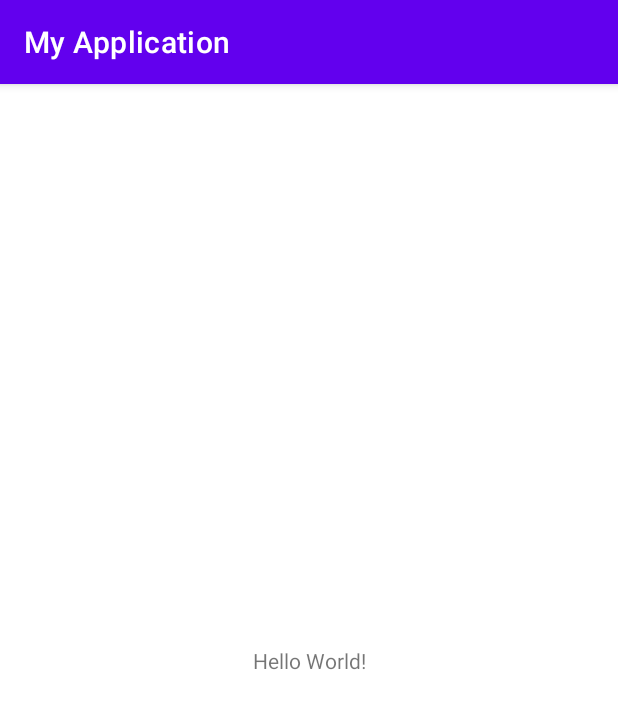
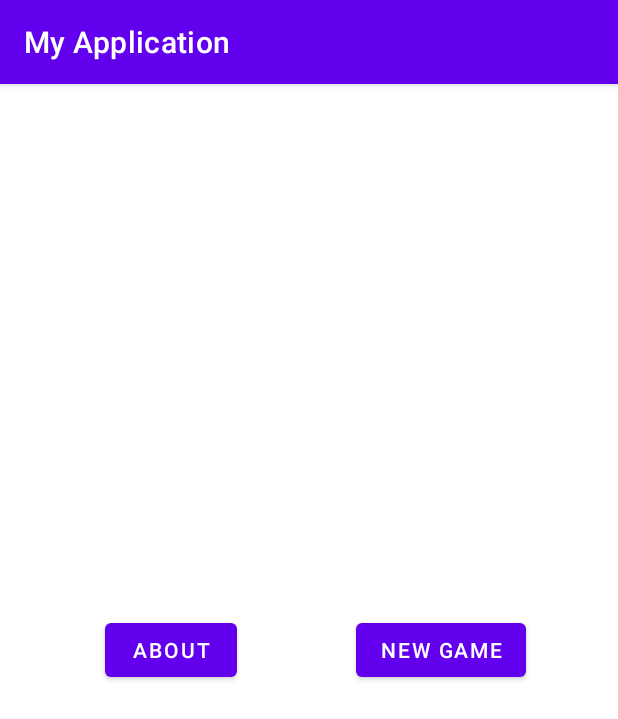
Before and after one commit to Janithabhayarathna/Math-Quiz-App, an Android app: the screen it shows after launch (MainActivity), on a phone screen of 412 x 824 dp. Shown: the top 719 px of the screen. Run offline under Robolectric (Android 15) with nearby library versions, the phone set to English and light mode, and no system bars.

Commit message:
Initialized the starting page.:sparkles:

```diff
--- a/app/src/main/res/layout/activity_main.xml
+++ b/app/src/main/res/layout/activity_main.xml
@@ -6,13 +6,27 @@
     android:layout_height="match_parent"
     tools:context=".MainActivity">
 
-    <TextView
+    <Button
+        android:id="@+id/button"
         android:layout_width="wrap_content"
         android:layout_height="wrap_content"
-        android:text="Hello World!"
+        android:text="About"
         app:layout_constraintBottom_toBottomOf="parent"
-        app:layout_constraintLeft_toLeftOf="parent"
-        app:layout_constraintRight_toRightOf="parent"
-        app:layout_constraintTop_toTopOf="parent" />
+        app:layout_constraintEnd_toEndOf="parent"
+        app:layout_constraintHorizontal_bias="0.217"
+        app:layout_constraintStart_toStartOf="parent"
+        app:layout_constraintTop_toTopOf="parent"
+        app:layout_constraintVertical_bias="0.491" />
 
+    <Button
+        android:id="@+id/gameBtn"
+        android:layout_width="wrap_content"
+        android:layout_height="wrap_content"
+        android:text="New Game"
+        app:layout_constraintBottom_toBottomOf="parent"
+        app:layout_constraintEnd_toEndOf="parent"
+        app:layout_constraintHorizontal_bias="0.794"
+        app:layout_constraintStart_toStartOf="parent"
+        app:layout_constraintTop_toTopOf="parent"
+        app:layout_constraintVertical_bias="0.491" />
 </androidx.constraintlayout.widget.ConstraintLayout>
```
